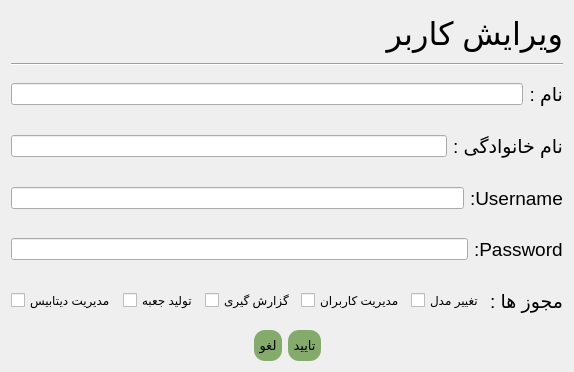
Old version of the form edit_user.ui in the repository AmirNikravan/Barcode.
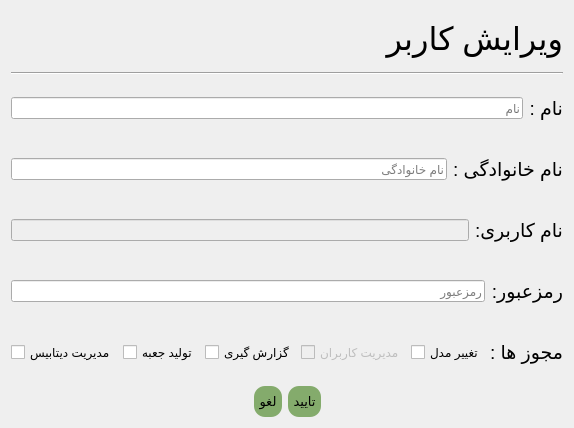
New version of the form.

Patch:
```diff
--- a/edit_user.ui
+++ b/edit_user.ui
@@ -6,8 +6,8 @@
                         <rect>
                                 <x>0</x>
                                 <y>0</y>
-                                <width>481</width>
-                                <height>372</height>
+    <width>496</width>
+    <height>428</height>
                         </rect>
                 </property>
                 <property name="windowTitle">
@@ -36,7 +36,17 @@
                         <item>
                                 <layout class="QHBoxLayout" name="horizontalLayout">
                                         <item>
-                                                <widget class="QLineEdit" name="lineEdit_usersname"/>
+      <widget class="QLineEdit" name="lineEdit_usersname">
+       <property name="accessibleName">
+        <string/>
+       </property>
+       <property name="text">
+        <string/>
+       </property>
+       <property name="placeholderText">
+        <string>نام</string>
+       </property>
+      </widget>
                                         </item>
                                         <item>
                                                 <widget class="QLabel" name="label_2">
@@ -55,7 +65,11 @@
                         <item>
                                 <layout class="QHBoxLayout" name="horizontalLayout_2">
                                         <item>
-                                                <widget class="QLineEdit" name="lineEdit_userslastname"/>
+      <widget class="QLineEdit" name="lineEdit_userslastname">
+       <property name="placeholderText">
+        <string>نام خانوادگی</string>
+       </property>
+      </widget>
                                         </item>
                                         <item>
                                                 <widget class="QLabel" name="label_3">
@@ -74,7 +88,11 @@
                         <item>
                                 <layout class="QHBoxLayout" name="horizontalLayout_3">
                                         <item>
-                                                <widget class="QLineEdit" name="lineEdit_username"/>
+      <widget class="QLineEdit" name="lineEdit_username">
+       <property name="enabled">
+        <bool>false</bool>
+       </property>
+      </widget>
                                         </item>
                                         <item>
                                                 <widget class="QLabel" name="label_4">
@@ -84,7 +102,7 @@
                                                                 </font>
                                                         </property>
                                                         <property name="text">
-                                                                <string>:Username</string>
+        <string>نام کاربری:</string>
                                                         </property>
                                                 </widget>
                                         </item>
@@ -93,7 +111,11 @@
                         <item>
                                 <layout class="QHBoxLayout" name="horizontalLayout_4">
                                         <item>
-                                                <widget class="QLineEdit" name="lineEdit_password"/>
+      <widget class="QLineEdit" name="lineEdit_password">
+       <property name="placeholderText">
+        <string>رمزعبور</string>
+       </property>
+      </widget>
                                         </item>
                                         <item>
                                                 <widget class="QLabel" name="label_5">
@@ -103,7 +125,7 @@
                                                                 </font>
                                                         </property>
                                                         <property name="text">
-                                                                <string>:Password</string>
+        <string>رمزعبور:</string>
                                                         </property>
                                                 </widget>
                                         </item>
@@ -149,6 +171,9 @@
                                         </item>
                                         <item>
                                                 <widget class="QCheckBox" name="checkBox_user">
+       <property name="enabled">
+        <bool>false</bool>
+       </property>
                                                         <property name="font">
                                                                 <font>
                                                                         <pointsize>9</pointsize>
```
Left out of the diff: 2 changed lines with no effect on the pictures. Lines whose indentation alone changed are shown as unchanged.
